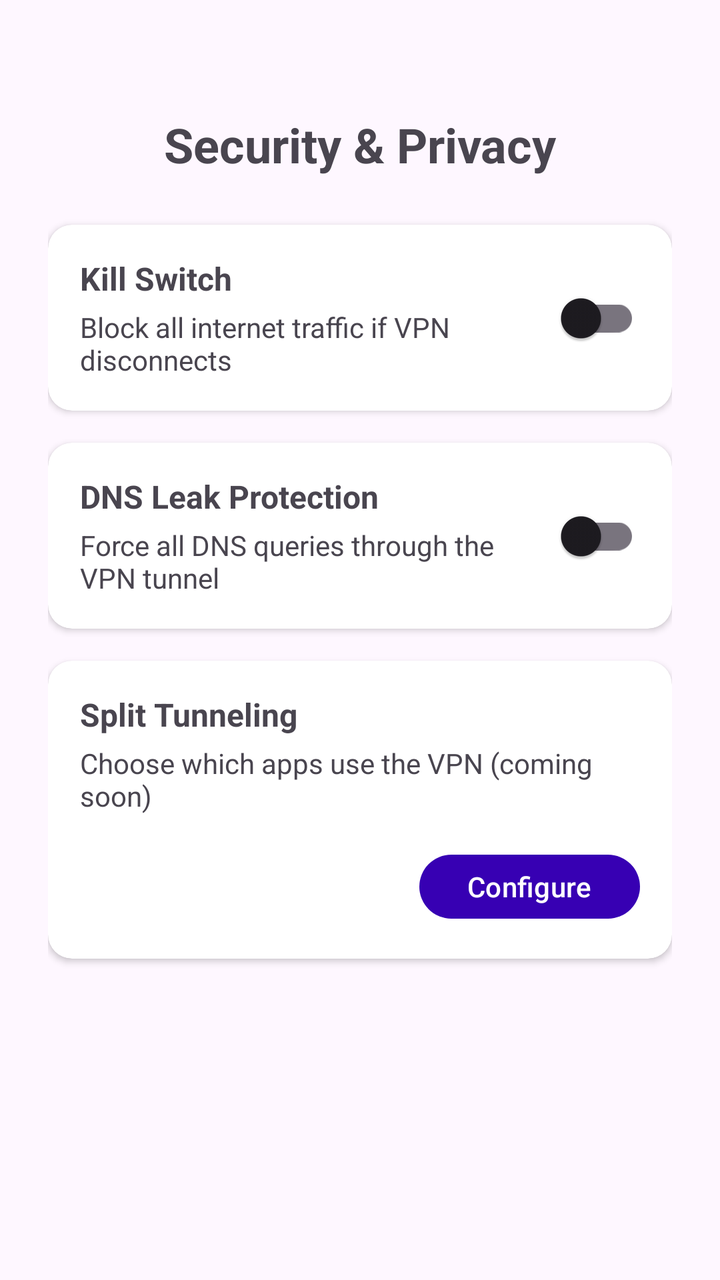
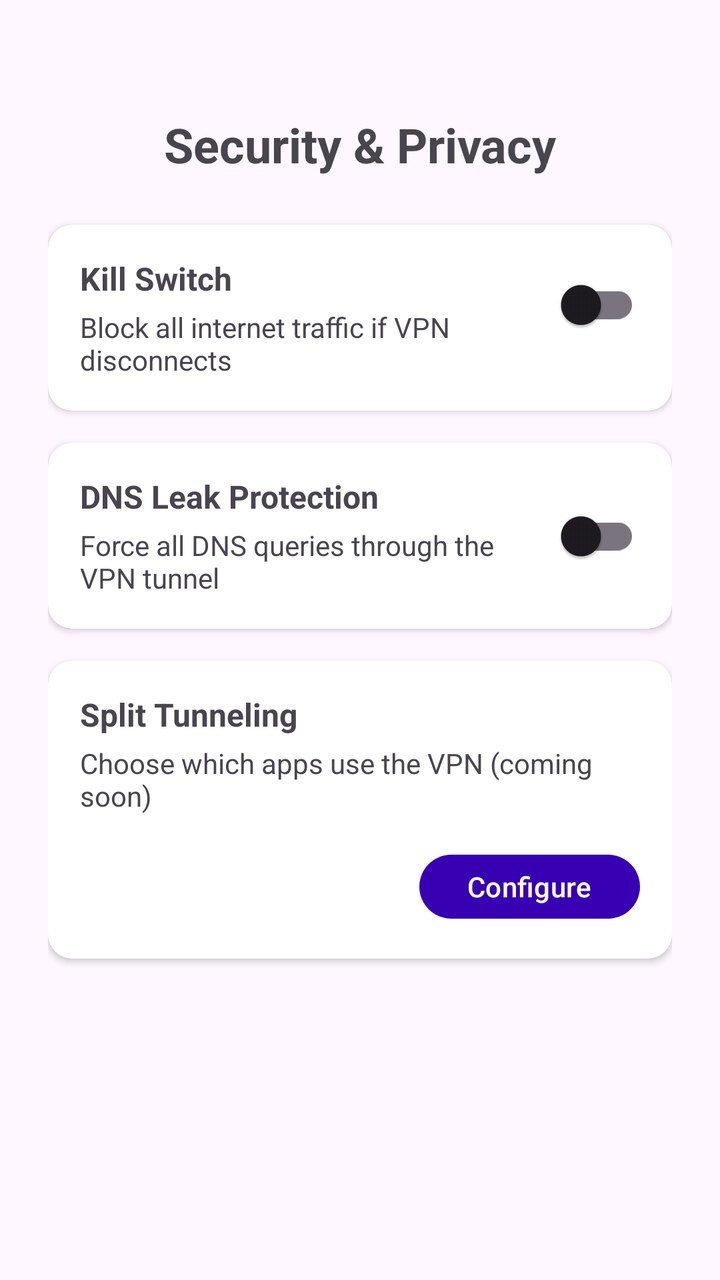

Before-and-after screenshots of an Android layout around one commit, followed by the original layout XML and the change that was made.
<!-- AndroidManifest.xml: application theme Theme.VPN -->
<!-- res/layout/fragment_settings.xml -->
<?xml version="1.0" encoding="utf-8"?>
<androidx.constraintlayout.widget.ConstraintLayout
    xmlns:android="http://schemas.android.com/apk/res/android"
    xmlns:app="http://schemas.android.com/apk/res-auto"
    android:layout_width="match_parent"
    android:layout_height="match_parent"
    android:padding="24dp">

    <TextView
        android:id="@+id/title_text"
        android:layout_width="wrap_content"
        android:layout_height="wrap_content"
        android:text="Security &amp; Privacy"
        android:textSize="24sp"
        android:textStyle="bold"
        app:layout_constraintTop_toTopOf="parent"
        app:layout_constraintStart_toStartOf="parent"
        app:layout_constraintEnd_toEndOf="parent"
        android:layout_marginTop="32dp" />

    <androidx.cardview.widget.CardView
        android:id="@+id/cardView"
        android:layout_width="0dp"
        android:layout_height="wrap_content"
        app:layout_constraintTop_toBottomOf="@id/title_text"
        app:layout_constraintStart_toStartOf="parent"
        app:layout_constraintEnd_toEndOf="parent"
        android:layout_marginTop="24dp"
        app:cardCornerRadius="12dp"
        app:cardElevation="2dp">

        <androidx.constraintlayout.widget.ConstraintLayout
            android:layout_width="match_parent"
            android:layout_height="wrap_content"
            android:padding="16dp">

            <TextView
                android:id="@+id/kill_switch_title"
                android:layout_width="0dp"
                android:layout_height="wrap_content"
                android:text="Kill Switch"
                android:textSize="16sp"
                android:textStyle="bold"
                app:layout_constraintTop_toTopOf="parent"
                app:layout_constraintStart_toStartOf="parent"
                app:layout_constraintEnd_toStartOf="@id/kill_switch_toggle" />

            <TextView
                android:layout_width="0dp"
                android:layout_height="wrap_content"
                android:text="Block all internet traffic if VPN disconnects"
                android:textSize="14sp"
                android:textColor="?attr/colorOnSurfaceVariant"
                app:layout_constraintTop_toBottomOf="@id/kill_switch_title"
                app:layout_constraintStart_toStartOf="parent"
                app:layout_constraintEnd_toStartOf="@id/kill_switch_toggle"
                android:layout_marginTop="4dp" />

            <com.google.android.material.switchmaterial.SwitchMaterial
                android:id="@+id/kill_switch_toggle"
                android:layout_width="wrap_content"
                android:layout_height="wrap_content"
                app:layout_constraintTop_toTopOf="parent"
                app:layout_constraintEnd_toEndOf="parent"
                app:layout_constraintBottom_toBottomOf="parent" />

        </androidx.constraintlayout.widget.ConstraintLayout>
    </androidx.cardview.widget.CardView>

    <androidx.cardview.widget.CardView
        android:id="@+id/cardView2"
        android:layout_width="0dp"
        android:layout_height="wrap_content"
        app:layout_constraintTop_toBottomOf="@id/cardView"
        app:layout_constraintStart_toStartOf="parent"
        app:layout_constraintEnd_toEndOf="parent"
        android:layout_marginTop="16dp"
        app:cardCornerRadius="12dp"
        app:cardElevation="2dp">

        <androidx.constraintlayout.widget.ConstraintLayout
            android:layout_width="match_parent"
            android:layout_height="wrap_content"
            android:padding="16dp">

            <TextView
                android:id="@+id/dns_leak_title"
                android:layout_width="0dp"
                android:layout_height="wrap_content"
                android:text="DNS Leak Protection"
                android:textSize="16sp"
                android:textStyle="bold"
                app:layout_constraintTop_toTopOf="parent"
                app:layout_constraintStart_toStartOf="parent"
                app:layout_constraintEnd_toStartOf="@id/dns_leak_toggle" />

            <TextView
                android:layout_width="0dp"
                android:layout_height="wrap_content"
                android:text="Force all DNS queries through the VPN tunnel"
                android:textSize="14sp"
                android:textColor="?attr/colorOnSurfaceVariant"
                app:layout_constraintTop_toBottomOf="@id/dns_leak_title"
                app:layout_constraintStart_toStartOf="parent"
                app:layout_constraintEnd_toStartOf="@id/dns_leak_toggle"
                android:layout_marginTop="4dp" />

            <com.google.android.material.switchmaterial.SwitchMaterial
                android:id="@+id/dns_leak_toggle"
                android:layout_width="wrap_content"
                android:layout_height="wrap_content"
                app:layout_constraintTop_toTopOf="parent"
                app:layout_constraintEnd_toEndOf="parent"
                app:layout_constraintBottom_toBottomOf="parent" />

        </androidx.constraintlayout.widget.ConstraintLayout>
    </androidx.cardview.widget.CardView>

    <androidx.cardview.widget.CardView
        android:id="@+id/cardView3"
        android:layout_width="0dp"
        android:layout_height="wrap_content"
        app:layout_constraintTop_toBottomOf="@id/cardView2"
        app:layout_constraintStart_toStartOf="parent"
        android:layout_constraintEnd_toEndOf="parent"
        android:layout_marginTop="16dp"
        app:cardCornerRadius="12dp"
        app:cardElevation="2dp">

        <androidx.constraintlayout.widget.ConstraintLayout
            android:layout_width="match_parent"
            android:layout_height="wrap_content"
            android:padding="16dp">

            <TextView
                android:id="@+id/split_tunnel_title"
                android:layout_width="0dp"
                android:layout_height="wrap_content"
                android:text="Split Tunneling"
                android:textSize="16sp"
                android:textStyle="bold"
                app:layout_constraintTop_toTopOf="parent"
                app:layout_constraintStart_toStartOf="parent"
                app:layout_constraintEnd_toEndOf="parent" />

            <TextView
                android:id="@+id/textView2"
                android:layout_width="0dp"
                android:layout_height="wrap_content"
                android:text="Choose which apps use the VPN (coming soon)"
                android:textSize="14sp"
                android:textColor="?attr/colorOnSurfaceVariant"
                app:layout_constraintTop_toBottomOf="@id/split_tunnel_title"
                app:layout_constraintStart_toStartOf="parent"
                android:layout_marginTop="4dp" />

            <Button
                android:id="@+id/configure_split_tunneling"
                android:layout_width="wrap_content"
                android:layout_height="40dp"
                android:text="Configure"
                app:layout_constraintTop_toBottomOf="@id/textView2"
                app:layout_constraintEnd_toEndOf="parent"
                android:layout_marginTop="16dp" />

        </androidx.constraintlayout.widget.ConstraintLayout>
    </androidx.cardview.widget.CardView>

</androidx.constraintlayout.widget.ConstraintLayout>
<!-- resources referenced by this layout -->
<resources>
  <style name="Theme.VPN" parent="Theme.Material3.DayNight.NoActionBar">
          <item name="colorPrimary">@color/purple_700</item>
          <item name="colorPrimaryVariant">@color/purple_200</item>
          <item name="colorOnPrimary">@color/white</item>
          <item name="colorSecondary">@color/teal_200</item>
          <item name="colorSecondaryVariant">@color/teal_200</item>
          <item name="colorOnSecondary">@color/black</item>
          <item name="android:statusBarColor">?attr/colorSurface</item>
          <item name="android:windowLightStatusBar">true</item>
      </style>
  <color name="purple_700">#FF3700B3</color>
  <color name="purple_200">#FFBB86FC</color>
  <color name="white">#FFFFFFFF</color>
  <color name="teal_200">#FF03DAC5</color>
  <color name="black">#FF000000</color>
</resources>

<!-- the commit's change to res/layout/fragment_settings.xml (unified diff, before → after) -->
@@ -60,9 +60,10 @@
                 android:id="@+id/kill_switch_toggle"
                 android:layout_width="wrap_content"
                 android:layout_height="wrap_content"
+                app:layout_constraintBottom_toBottomOf="parent"
+                app:layout_constraintEnd_toEndOf="parent"
                 app:layout_constraintTop_toTopOf="parent"
-                app:layout_constraintEnd_toEndOf="parent"
-                app:layout_constraintBottom_toBottomOf="parent" />
+                app:layout_constraintVertical_bias="0.0" />
 
         </androidx.constraintlayout.widget.ConstraintLayout>
     </androidx.cardview.widget.CardView>
@@ -139,29 +140,29 @@
                 android:text="Split Tunneling"
                 android:textSize="16sp"
                 android:textStyle="bold"
-                app:layout_constraintTop_toTopOf="parent"
+                app:layout_constraintEnd_toEndOf="parent"
                 app:layout_constraintStart_toStartOf="parent"
-                app:layout_constraintEnd_toEndOf="parent" />
+                app:layout_constraintTop_toTopOf="parent" />
 
             <TextView
                 android:id="@+id/textView2"
                 android:layout_width="0dp"
                 android:layout_height="wrap_content"
+                android:layout_marginTop="4dp"
                 android:text="Choose which apps use the VPN (coming soon)"
+                android:textColor="?attr/colorOnSurfaceVariant"
                 android:textSize="14sp"
-                android:textColor="?attr/colorOnSurfaceVariant"
-                app:layout_constraintTop_toBottomOf="@id/split_tunnel_title"
                 app:layout_constraintStart_toStartOf="parent"
-                android:layout_marginTop="4dp" />
+                app:layout_constraintTop_toBottomOf="@id/split_tunnel_title" />
 
             <Button
                 android:id="@+id/configure_split_tunneling"
                 android:layout_width="wrap_content"
                 android:layout_height="40dp"
+                android:layout_marginTop="16dp"
                 android:text="Configure"
-                app:layout_constraintTop_toBottomOf="@id/textView2"
                 app:layout_constraintEnd_toEndOf="parent"
-                android:layout_marginTop="16dp" />
+                app:layout_constraintTop_toBottomOf="@id/textView2" />
 
         </androidx.constraintlayout.widget.ConstraintLayout>
     </androidx.cardview.widget.CardView>
